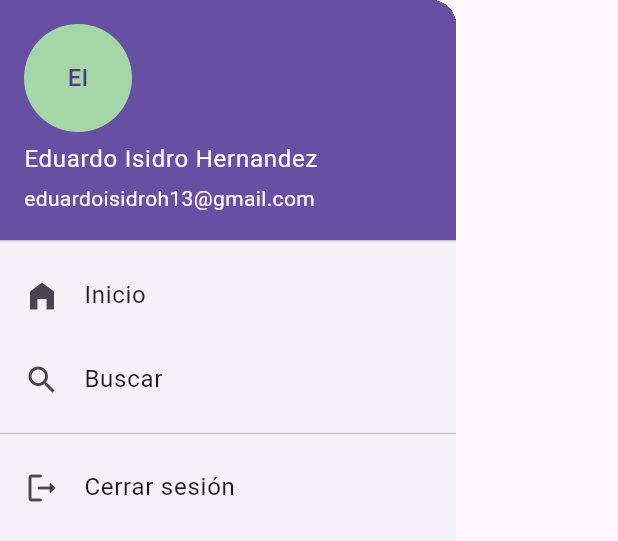
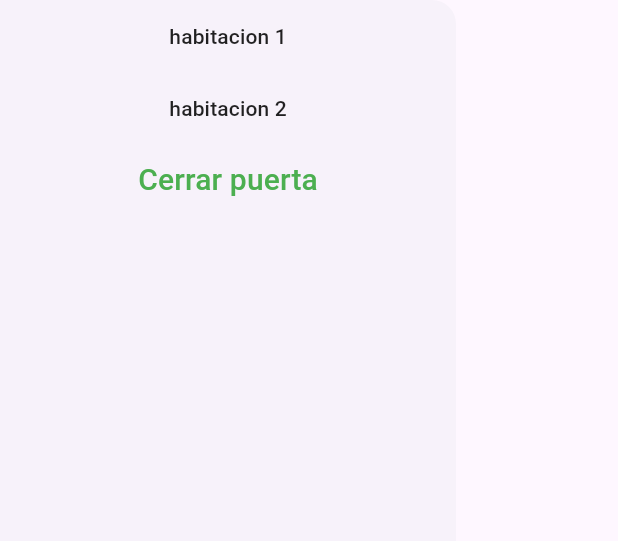
Before and after one commit to isEduardo13/JQ4B-Moviles, a Flutter app: the DrawerWidget widget shown alone on an empty page, opened directly, on a phone screen of 412 x 824 dp. Shown: the top 541 px of the screen. Run offline on Flutter 3.47's test engine with Material 3 defaults, Android fonts, the phone set to English and light mode, and no system bars; missing offline and left inert: dart:ffi.

Commit message:
Añadir soporte para la gestión de domótica, incluyendo el proveedor DomoticaProvider y nuevas pantallas para habitaciones, además de actualizar el widget del cajón de navegación.

```diff
--- a/lib/Unidad_1/practica_1/screens/widgets/drawerwidget.dart
+++ /dev/null
@@ -1,38 +0,0 @@
-import 'package:flutter/material.dart';
-
-class DrawerWidget extends StatelessWidget {
-  const DrawerWidget({super.key});
-
-  @override
-  Widget build(BuildContext context) {
-    return Drawer(
-      child: ListView(
-        children: [
-          UserAccountsDrawerHeader(
-            accountName: Text("Eduardo Isidro Hernandez"),
-            accountEmail: Text("eduardoisidroh13@gmail.com"),
-            currentAccountPicture: CircleAvatar(
-              backgroundColor: Colors.green.shade200,
-              child: Text("EI"),
-            ),
-            // decoration: BoxDecoration(gradient: RadialGradient(colors: [])),
-            // otherAccountsPictures: [FlutterLogo()],
-          ),
-          ListTile(
-            leading: Icon(Icons.home_filled),
-            title: Text("Inicio"),
-          ),
-          ListTile(
-            title: Text("Buscar"),
-            leading: Icon(Icons.search),
-          ),
-          Divider(),
-          ListTile(
-            title: Text("Cerrar sesión"),
-            leading: Icon(Icons.logout_rounded),
-          ),
-        ],
-      ),
-    );
-  }
-}
--- /dev/null
+++ b/lib/unidad_2/practica1/provider/domotica_provider.dart
@@ -0,0 +1,29 @@
+import 'package:flutter/material.dart';
+
+class DomoticaProvider extends ChangeNotifier {
+  bool _light = false;
+
+  bool get light => _light;
+
+  bool _light2 = false;
+
+  bool get light2 => _light2;
+
+  bool _door = false;
+  bool get door => _door;
+
+  void changeLight() {
+    _light = !_light;
+    notifyListeners();
+  }
+
+  void changeLight2() {
+    _light2 = !_light2;
+    notifyListeners();
+  }
+
+  void changeDoor() {
+    _door = !_door;
+    notifyListeners();
+  }
+}
--- /dev/null
+++ b/lib/unidad_2/practica2/widgets/drawerwidget.dart
@@ -0,0 +1,69 @@
+import 'package:flutter/material.dart';
+import 'package:holaflutter/unidad_2/practica1/provider/domotica_provider.dart';
+import 'package:provider/provider.dart';
+
+class DrawerWidget extends StatelessWidget {
+  const DrawerWidget({super.key});
+
+  @override
+  Widget build(BuildContext context) {
+    return Drawer(
+      child: ListView(
+        children: [
+          MaterialButton(
+            onPressed: () {
+              Navigator.pushNamed(context, '/habitacion1');
+            },
+            child: const Text("habitacion 1"),
+          ),
+          MaterialButton(
+            onPressed: () {
+              Navigator.pushNamed(context, '/habitacion2');
+            },
+            child: const Text("habitacion 2"),
+          ),
+
+          MaterialButton(
+            onPressed: () {
+              context.read<DomoticaProvider>().changeDoor();
+            },
+            child: Text(
+                context.watch<DomoticaProvider>().door == false
+                    ? "Cerrar puerta"
+                    : "Abrir puerta",
+                style: TextStyle(
+                  fontSize: 20,
+                  color: context.watch<DomoticaProvider>().door == false
+                      ? Colors.green
+                      : Colors.red,
+                )),
+          )
+
+          // UserAccountsDrawerHeader(
+          //   accountName: Text("Eduardo Isidro Hernandez"),
+          //   accountEmail: Text("eduardoisidroh13@gmail.com"),
+          //   currentAccountPicture: CircleAvatar(
+          //     backgroundColor: Colors.green.shade200,
+          //     child: Text("EI"),
+          //   ),
+          //   // decoration: BoxDecoration(gradient: RadialGradient(colors: [])),
+          //   // otherAccountsPictures: [FlutterLogo()],
+          // ),
+          // ListTile(
+          //   leading: Icon(Icons.home_filled),
+          //   title: Text("Inicio"),
+          // ),
+          // ListTile(
+          //   title: Text("Buscar"),
+          //   leading: Icon(Icons.search),
+          // ),
+          // Divider(),
+          // ListTile(
+          //   title: Text("Cerrar sesión"),
+          //   leading: Icon(Icons.logout_rounded),
+          // ),
+        ],
+      ),
+    );
+  }
+}
```
Also changed, not shown: lib/Unidad_1/practica_1/screens/scaffold.dart (+2 -8 lines), lib/main.dart (+9 -1 lines), lib/unidad_2/practica2/screens/habitacion1_screen.dart (added, +27 -0 lines), lib/unidad_2/practica2/screens/habitacion2_screen.dart (added, +28 -0 lines), lib/unidad_2/practica2/screens/home_screen.dart (+33 -1 lines).
